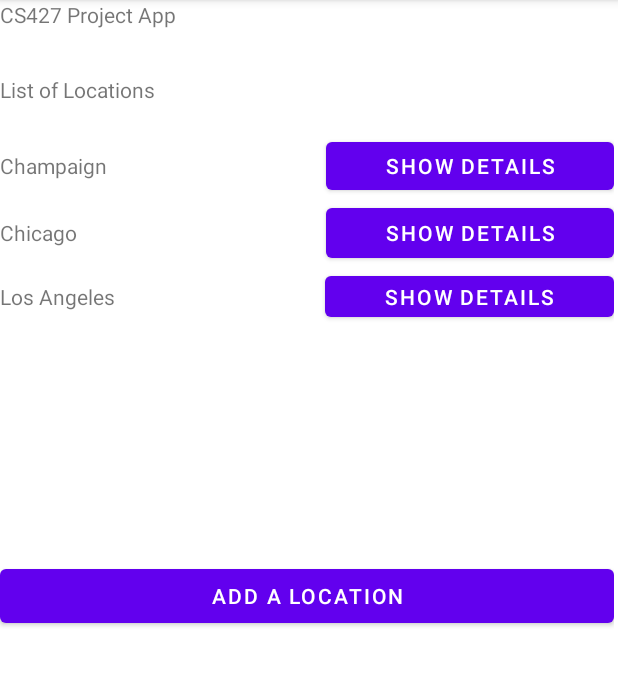
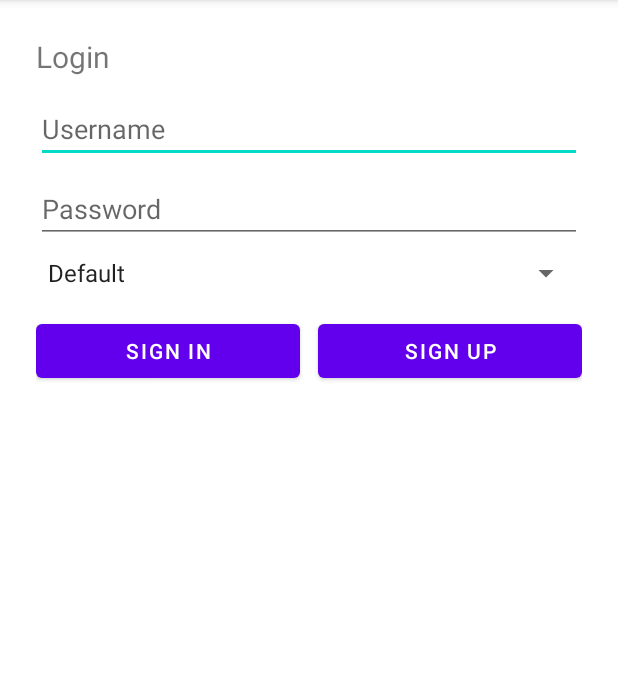
Before and after one commit to penguintron3000/Weather, an Android app: the screen it shows after launch (MainActivity before the commit, LoginActivity after it), on a phone screen of 412 x 824 dp, the part 84-770 px from its top. Run offline under Robolectric (Android 15) with nearby library versions, the phone set to English and light mode, and no system bars.

Commit message:
added entry point login page + widgets

```diff
--- a/app/src/main/AndroidManifest.xml
+++ b/app/src/main/AndroidManifest.xml
@@ -14,13 +14,16 @@
         android:supportsRtl="true"
         android:theme="@style/Theme.MyFirstApp">
         <activity
-            android:name=".MainActivity"
+            android:name=".LoginActivity"
             android:exported="true">
             <intent-filter>
                 <action android:name="android.intent.action.MAIN" />
                 <category android:name="android.intent.category.LAUNCHER" />
             </intent-filter>
         </activity>
+        <activity
+            android:name=".MainActivity"
+            android:exported="true" />
         <activity android:name=".DetailsActivity" android:exported="true"></activity>
         <provider
             android:name="edu.uiuc.cs427app.db.UserContentProvider"
--- /dev/null
+++ b/app/src/main/java/edu/uiuc/cs427app/LoginActivity.java
@@ -0,0 +1,73 @@
+package edu.uiuc.cs427app;
+
+import android.content.Intent;
+import android.os.Bundle;
+import android.view.View;
+import android.widget.ArrayAdapter;
+import android.widget.Button;
+import android.widget.EditText;
+import android.widget.Spinner;
+import android.widget.Toast;
+
+import androidx.appcompat.app.AppCompatActivity;
+
+/**
+ * LoginActivity is the entry point shown on app launch.
+ * For now sign in button navigates to MainActivity without real auth.
+ */
+public class LoginActivity extends AppCompatActivity implements View.OnClickListener {
+
+    private EditText usernameInput;
+    private EditText passwordInput;
+    private Spinner layoutSelector;
+    private Button signInButton;
+    private Button signUpButton;
+
+    @Override
+    protected void onCreate(Bundle savedInstanceState) {
+        super.onCreate(savedInstanceState);
+        setContentView(R.layout.activity_login);
+
+        usernameInput = findViewById(R.id.inputUsername);
+        passwordInput = findViewById(R.id.inputPassword);
+        layoutSelector = findViewById(R.id.spinnerLayout);
+        signInButton = findViewById(R.id.buttonSignIn);
+        signUpButton = findViewById(R.id.buttonSignUp);
+
+        // basic layouts list placeholder, we can add actual options later
+        ArrayAdapter<CharSequence> adapter = ArrayAdapter.createFromResource(
+                this,
+                R.array.layout_options,
+                android.R.layout.simple_spinner_item);
+        adapter.setDropDownViewResource(android.R.layout.simple_spinner_dropdown_item);
+        layoutSelector.setAdapter(adapter);
+
+        signInButton.setOnClickListener(this);
+        signUpButton.setOnClickListener(this);
+    }
+
+    @Override
+    public void onClick(View v) {
+        int id = v.getId();
+
+        if (id == R.id.buttonSignIn) {
+            // temporary navigation to MainActivity for manual testing
+            String username = usernameInput.getText().toString().trim();
+
+            if (username.isEmpty()) {
+                Toast.makeText(this, "Please enter a username", Toast.LENGTH_SHORT).show();
+                return;
+            }
+
+            Intent intent = new Intent(this, MainActivity.class);
+            startActivity(intent);
+            finish();
+
+        } else if (id == R.id.buttonSignUp) {
+            // placeholder - should navigate to a RegisterActivity page in the
+            // future.
+            Toast.makeText(this, "Sign Up not implemented yet", Toast.LENGTH_SHORT).show();
+        }
+
+    }
+}
--- /dev/null
+++ b/app/src/main/res/layout/activity_login.xml
@@ -0,0 +1,59 @@
+<?xml version="1.0" encoding="utf-8"?>
+<LinearLayout xmlns:android="http://schemas.android.com/apk/res/android"
+    android:layout_width="match_parent"
+    android:layout_height="match_parent"
+    android:orientation="vertical"
+    android:padding="24dp">
+
+    <TextView
+        android:id="@+id/loginTitle"
+        android:layout_width="match_parent"
+        android:layout_height="wrap_content"
+        android:text="Login"
+        android:textSize="20sp"
+        android:paddingBottom="12dp" />
+
+    <EditText
+        android:id="@+id/inputUsername"
+        android:layout_width="match_parent"
+        android:layout_height="wrap_content"
+        android:hint="Username"
+        android:inputType="textPersonName" />
+
+    <EditText
+        android:id="@+id/inputPassword"
+        android:layout_width="match_parent"
+        android:layout_height="wrap_content"
+        android:hint="Password"
+        android:inputType="textPassword"
+        android:layout_marginTop="8dp" />
+
+    <Spinner
+        android:id="@+id/spinnerLayout"
+        android:layout_width="match_parent"
+        android:layout_height="wrap_content"
+        android:layout_marginTop="8dp" />
+
+    <LinearLayout
+        android:layout_width="match_parent"
+        android:layout_height="wrap_content"
+        android:layout_marginTop="16dp"
+        android:orientation="horizontal">
+
+        <Button
+            android:id="@+id/buttonSignIn"
+            android:layout_width="0dp"
+            android:layout_height="wrap_content"
+            android:layout_weight="1"
+            android:text="Sign In" />
+
+        <Button
+            android:id="@+id/buttonSignUp"
+            android:layout_width="0dp"
+            android:layout_height="wrap_content"
+            android:layout_weight="1"
+            android:text="Sign Up"
+            android:layout_marginStart="12dp" />
+    </LinearLayout>
+
+</LinearLayout>
--- a/app/src/main/res/values/strings.xml
+++ b/app/src/main/res/values/strings.xml
@@ -1,3 +1,7 @@
 <resources>
     <string name="app_name">Team 413</string>
+    <string name="layout_option_default">Default</string>
+    <string-array name="layout_options">
+        <item>@string/layout_option_default</item>
+    </string-array>
 </resources>
```
